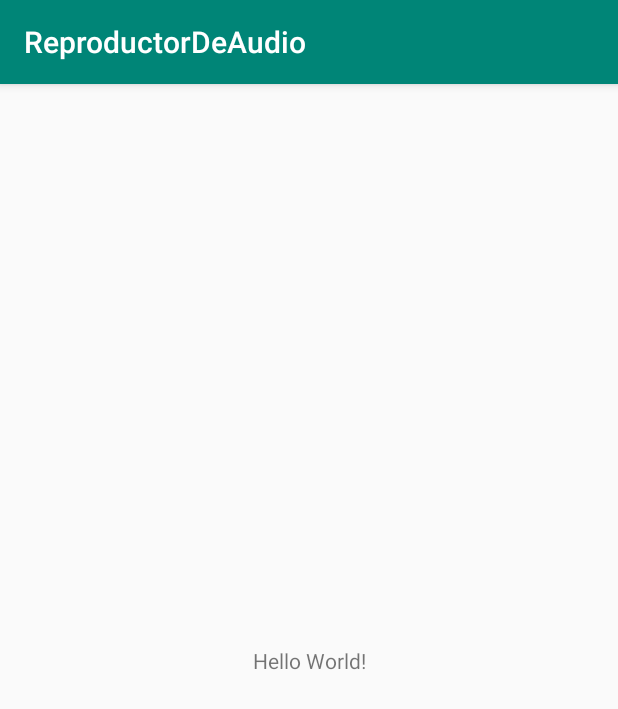
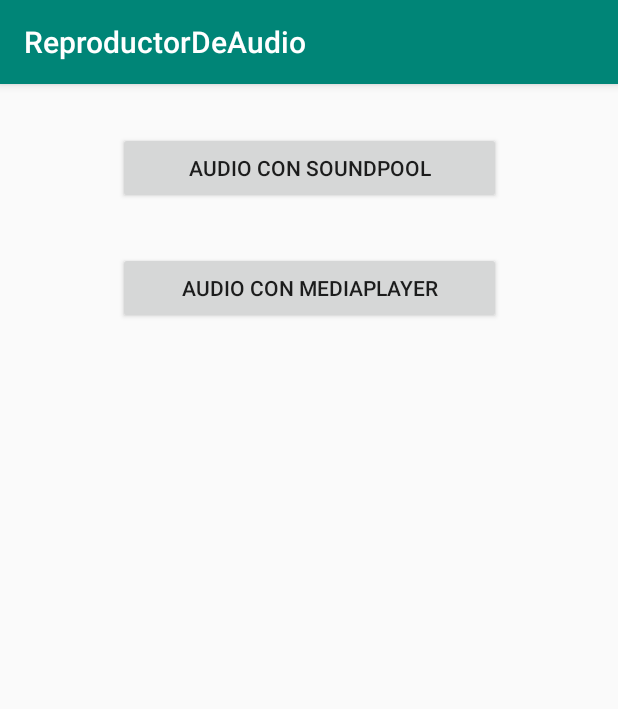
Before and after one commit to dktomaszenko/androidDesdeCero, an Android app: the screen it shows after launch (MainActivity), on a phone screen of 412 x 824 dp. Shown: the top 709 px of the screen. Run offline under Robolectric (Android 15) with nearby library versions, the phone set to English and light mode, and no system bars.

Commit message:
reproductor de audio fin

```diff
--- a/ReproductorDeAudio/app/src/main/java/com/example/dktomaszenko/reproductordeaudio/MainActivity.java
+++ b/ReproductorDeAudio/app/src/main/java/com/example/dktomaszenko/reproductordeaudio/MainActivity.java
@@ -1,13 +1,36 @@
 package com.example.dktomaszenko.reproductordeaudio;
 
+import android.media.AudioManager;
+import android.media.MediaPlayer;
+import android.media.SoundPool;
 import android.support.v7.app.AppCompatActivity;
 import android.os.Bundle;
+import android.view.View;
+import android.widget.Button;
 
 public class MainActivity extends AppCompatActivity {
+
+    Button play;
+    SoundPool sp;
+    int sonido_de_reproduccion;
 
     @Override
     protected void onCreate(Bundle savedInstanceState) {
         super.onCreate(savedInstanceState);
         setContentView(R.layout.activity_main);
+
+        play = (Button)findViewById(R.id.btn1);
+        sp = new SoundPool(1, AudioManager.STREAM_MUSIC, 1);
+
+        sonido_de_reproduccion = sp.load(this, R.raw.short_sound, 1);
+    }
+
+    public void AudioSoundPool(View view){
+        sp.play(sonido_de_reproduccion, 1, 1, 1, 0, 0);
+    }
+
+    public void AudioMediaPlayer(View view){
+        MediaPlayer mp = MediaPlayer.create(this, R.raw.long_sound);
+        mp.start();
     }
 }
--- a/ReproductorDeAudio/app/src/main/res/layout/activity_main.xml
+++ b/ReproductorDeAudio/app/src/main/res/layout/activity_main.xml
@@ -6,13 +6,29 @@
     android:layout_height="match_parent"
     tools:context=".MainActivity">
 
-    <TextView
-        android:layout_width="wrap_content"
+    <Button
+        android:id="@+id/btn1"
+        android:layout_width="255dp"
         android:layout_height="wrap_content"
-        android:text="Hello World!"
-        app:layout_constraintBottom_toBottomOf="parent"
-        app:layout_constraintLeft_toLeftOf="parent"
-        app:layout_constraintRight_toRightOf="parent"
+        android:layout_marginStart="8dp"
+        android:layout_marginTop="32dp"
+        android:layout_marginEnd="8dp"
+        android:onClick="AudioSoundPool"
+        android:text="@string/btn1"
+        app:layout_constraintEnd_toEndOf="parent"
+        app:layout_constraintStart_toStartOf="parent"
         app:layout_constraintTop_toTopOf="parent" />
 
+    <Button
+        android:id="@+id/btn2"
+        android:layout_width="255dp"
+        android:layout_height="wrap_content"
+        android:layout_marginStart="8dp"
+        android:layout_marginTop="32dp"
+        android:layout_marginEnd="8dp"
+        android:onClick="AudioMediaPlayer"
+        android:text="@string/btn2"
+        app:layout_constraintEnd_toEndOf="parent"
+        app:layout_constraintStart_toStartOf="parent"
+        app:layout_constraintTop_toBottomOf="@+id/btn1" />
 </android.support.constraint.ConstraintLayout>
--- a/ReproductorDeAudio/app/src/main/res/values/strings.xml
+++ b/ReproductorDeAudio/app/src/main/res/values/strings.xml
@@ -1,3 +1,5 @@
 <resources>
     <string name="app_name">ReproductorDeAudio</string>
+    <string name="btn1">AUDIO CON SOUNDPOOL</string>
+    <string name="btn2">AUDIO CON MEDIAPLAYER</string>
 </resources>
```
Also changed, not shown: 2 other files.
